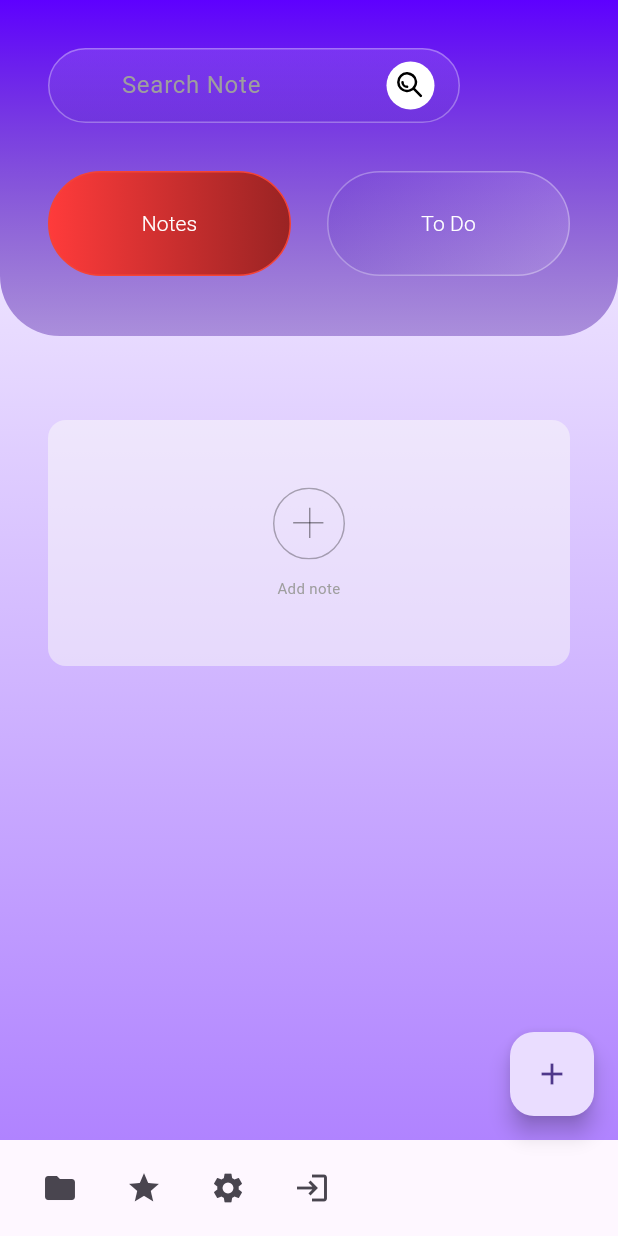
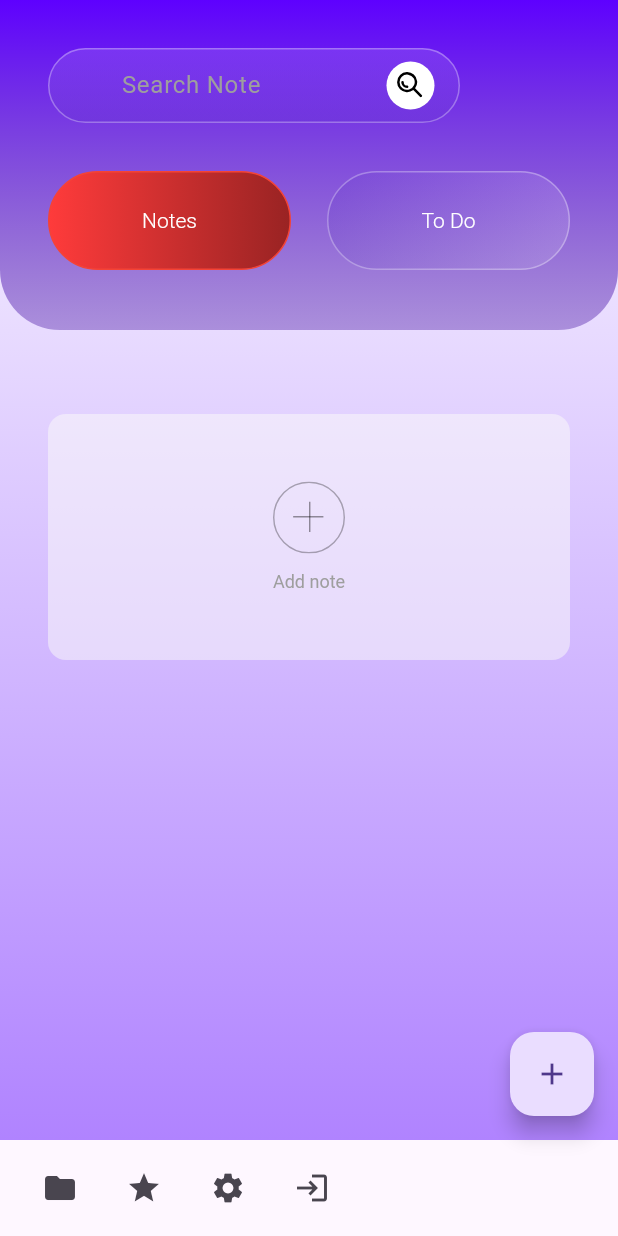
Before and after one commit to Quikler/quik-note, a Flutter app: the screen it shows after launch, on a phone screen of 412 x 824 dp. Run offline on Flutter 3.47's test engine with Material 3 defaults, Android fonts, the phone set to English and light mode, and no system bars; our stand-ins replace flutter_svg, sqflite, sqflite_common_ffi; accounts and stored records are empty.

Commit message:
feat: Add ResponsiveText which wraps RichText; Replace Text with it

```diff
--- a/lib/pages/create_note_form_page.dart
+++ b/lib/pages/create_note_form_page.dart
@@ -5,6 +5,7 @@ import 'package:quik_note/forms/create_note_form.dart';
 import 'package:quik_note/models/note.dart';
 import 'package:quik_note/models/notifiers/notes_list_model.dart';
 import 'package:quik_note/utils/helpers.dart';
+import 'package:quik_note/wrappers/responsive_text.dart';
 
 import '../wrappers/main_wrapper.dart';
 import '../wrappers/main_wrapper_margin.dart';
@@ -120,7 +121,7 @@ class _CreateNoteFormPageState extends State<CreateNoteFormPage> {
               ),
             ),
           ),
-          title: Text(_appTitle),
+          title: ResponsiveText(_appTitle),
           foregroundColor: Colors.white,
         ),
         body: MainWrapper(
--- a/lib/pages/edit_note_form_page.dart
+++ b/lib/pages/edit_note_form_page.dart
@@ -8,6 +8,7 @@ import 'package:quik_note/utils/helpers.dart';
 
 import 'package:quik_note/wrappers/main_wrapper.dart';
 import 'package:quik_note/wrappers/main_wrapper_margin.dart';
+import 'package:quik_note/wrappers/responsive_text.dart';
 
 class EditNoteFormPage extends StatefulWidget {
   final Note note;
@@ -144,7 +145,7 @@ class _EditNoteFormPageState extends State<EditNoteFormPage> {
               ),
             ),
           ),
-          title: Text(_getAppTitle()),
+          title: ResponsiveText(_getAppTitle()),
           foregroundColor: Colors.white,
         ),
         body: MainWrapper(
--- a/lib/widgets/add_note_card.dart
+++ b/lib/widgets/add_note_card.dart
@@ -2,6 +2,7 @@ import 'package:flutter/material.dart';
 import 'package:flutter_svg/flutter_svg.dart';
 import 'package:quik_note/pages/create_note_form_page.dart';
 import 'package:quik_note/svgs/common.dart';
+import 'package:quik_note/wrappers/responsive_text.dart';
 
 class AddNoteCard extends StatefulWidget {
   final double maxHeight;
@@ -51,10 +52,10 @@ class _AddNoteCardState extends State<AddNoteCard> {
                 Column(
                   crossAxisAlignment: CrossAxisAlignment.stretch,
                   children: [
-                    Text(
+                    ResponsiveText(
                       textAlign: TextAlign.center,
                       "Add note",
-                      style: TextStyle(color: Colors.grey, fontSize: 10),
+                      style: TextStyle(color: Colors.grey, fontSize: 12),
                     ),
                   ],
                 ),
--- a/lib/widgets/note_button.dart
+++ b/lib/widgets/note_button.dart
@@ -1,4 +1,5 @@
 import 'package:flutter/material.dart';
+import 'package:quik_note/wrappers/responsive_text.dart';
 
 class NoteButton extends StatefulWidget {
   const NoteButton({super.key});
@@ -25,7 +26,7 @@ class _NoteButtonState extends State<NoteButton> {
           shadowColor: Colors.transparent,
           padding: EdgeInsets.symmetric(vertical: 24, horizontal: 12),
         ),
-        child: const Text(
+        child: const ResponsiveText(
           "Notes",
           style: TextStyle(color: Colors.white, fontWeight: FontWeight.w300),
         ),
--- a/lib/widgets/note_card.dart
+++ b/lib/widgets/note_card.dart
@@ -4,6 +4,7 @@ import 'package:quik_note/data/db.dart';
 import 'package:quik_note/models/note.dart';
 import 'package:quik_note/pages/edit_note_form_page.dart';
 import 'package:quik_note/utils/helpers.dart';
+import 'package:quik_note/wrappers/responsive_text.dart';
 
 class NoteCard extends StatefulWidget {
   const NoteCard({super.key, required this.note, required this.onNoteDelete});
@@ -128,12 +129,12 @@ class _NoteCardState extends State<NoteCard> {
                       Row(
                         children: [
                           Expanded(
-                            child: Text(
+                            child: ResponsiveText(
                               _getNoteTitle(),
                               maxLines: 1,
                               overflow: TextOverflow.ellipsis,
                               style: TextStyle(
-                                fontSize: 20,
+                                fontSize: 16,
                                 color: Color(0xFF380099),
                                 fontWeight: FontWeight.w600,
                               ),
@@ -144,7 +145,7 @@ class _NoteCardState extends State<NoteCard> {
                       Row(
                         spacing: 6,
                         children: [
-                          Text(
+                          ResponsiveText(
                             _formatCreationTime(),
                             style: TextStyle(
                               fontSize: 12,
@@ -153,13 +154,12 @@ class _NoteCardState extends State<NoteCard> {
                             ),
                           ),
                           Expanded(
-                            child: Text(
+                            child: ResponsiveText(
                               _getNoteContent(),
                               maxLines: 1,
                               overflow: TextOverflow.ellipsis,
                               style: TextStyle(
                                 fontSize: 14,
-                                fontWeight: FontWeight.w400,
                                 color: Color(0xFFA3A3A3),
                               ),
                             ),
--- a/lib/widgets/notes_list.dart
+++ b/lib/widgets/notes_list.dart
@@ -7,6 +7,7 @@ import 'package:quik_note/utils/huminizer.dart';
 import 'package:quik_note/widgets/add_note_card.dart';
 import 'package:quik_note/widgets/note_card.dart';
 import 'package:quik_note/wrappers/main_wrapper_margin.dart';
+import 'package:quik_note/wrappers/responsive_text.dart';
 
 class NotesList extends StatefulWidget {
   const NotesList({super.key});
@@ -54,12 +55,12 @@ class _NoteListState extends State<NotesList> {
                       crossAxisAlignment: CrossAxisAlignment.start,
                       spacing: 12,
                       children: [
-                        Text(
+                        ResponsiveText(
                           entry.key,
                           style: TextStyle(
                             color: CustomColors.purple,
                             fontSize: 20,
-                            fontWeight: FontWeight.w500,
+                            fontWeight: FontWeight.w600,
                           ),
                         ),
                         Container(
--- a/lib/widgets/todo_button.dart
+++ b/lib/widgets/todo_button.dart
@@ -1,4 +1,5 @@
 import 'package:flutter/material.dart';
+import 'package:quik_note/wrappers/responsive_text.dart';
 
 class TodoButton extends StatefulWidget {
   const TodoButton({super.key});
@@ -25,7 +26,7 @@ class _TodoButtonState extends State<TodoButton> {
           shadowColor: Colors.transparent,
           padding: EdgeInsets.symmetric(vertical: 24, horizontal: 12),
         ),
-        child: const Text(
+        child: const ResponsiveText(
           "To Do",
           style: TextStyle(color: Colors.white, fontWeight: FontWeight.w300),
         ),
--- /dev/null
+++ b/lib/wrappers/responsive_text.dart
@@ -0,0 +1,60 @@
+import 'package:flutter/material.dart';
+
+class ResponsiveText extends StatelessWidget {
+  const ResponsiveText(
+    this.text, {
+    super.key,
+    this.style = const TextStyle(fontSize: 22),
+    this.textAlign = TextAlign.start,
+    this.textDirection,
+    this.softWrap = true,
+    this.overflow = TextOverflow.clip,
+    this.textScaler = TextScaler.noScaling,
+    this.maxLines,
+    this.locale,
+    this.strutStyle,
+    this.textWidthBasis = TextWidthBasis.parent,
+    this.selectionColor,
+  });
+
+  final String text;
+
+  final TextStyle style;
+
+  final TextAlign textAlign;
+
+  final TextDirection? textDirection;
+
+  final bool softWrap;
+
+  final TextOverflow overflow;
+
+  final TextScaler textScaler;
+
+  final int? maxLines;
+
+  final Locale? locale;
+
+  final StrutStyle? strutStyle;
+
+  final TextWidthBasis textWidthBasis;
+
+  final Color? selectionColor;
+
+  @override
+  Widget build(BuildContext context) {
+    return RichText(
+      textAlign: textAlign,
+      textDirection: textDirection,
+      softWrap: softWrap,
+      overflow: overflow,
+      textScaler: textScaler,
+      maxLines: maxLines,
+      locale: locale,
+      strutStyle: strutStyle,
+      textWidthBasis: textWidthBasis,
+      selectionColor: selectionColor,
+      text: TextSpan(text: text, style: style),
+    );
+  }
+}
```
